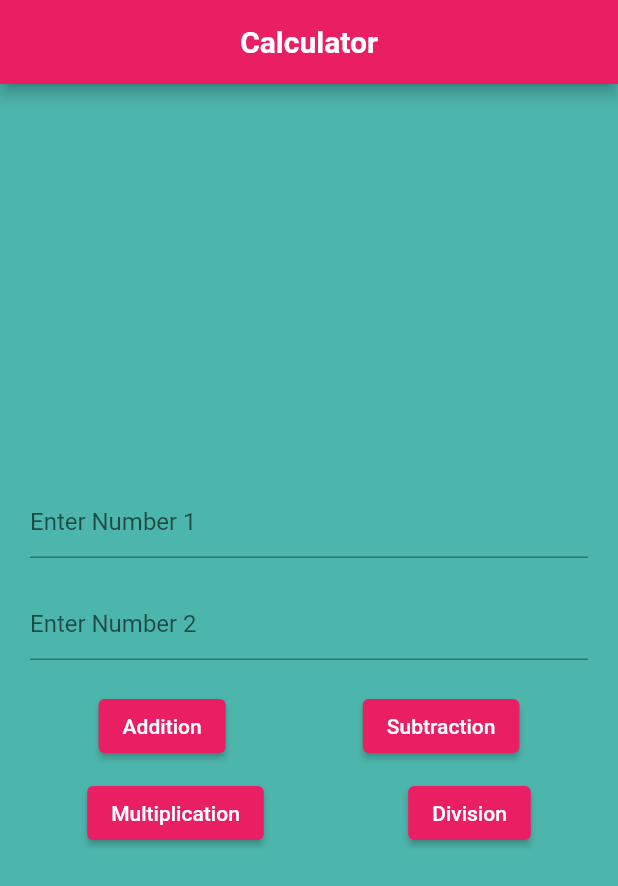
After one commit to TheSanvi/flutter_uidesigns, a Flutter app: the HomePage screen opened directly, on a phone screen of 412 x 824 dp. The commit adds this screen. Shown: the top 886 px of the screen. Run offline on Flutter 3.47's test engine with Material 2 defaults, Android fonts, the phone set to English and light mode, and no system bars; missing offline and left inert: calculator; statements that could not run were skipped.

Commit message:
calculator ui

```diff
--- /dev/null
+++ b/lib/home_page.dart
@@ -0,0 +1,72 @@
+import 'package:flutter/material.dart';
+
+class HomePage extends StatefulWidget {
+  const HomePage({super.key});
+
+  @override
+  State<HomePage> createState() => _HomePageState();
+}
+
+class _HomePageState extends State<HomePage> {
+  @override
+  Widget build(BuildContext context) {
+    return Scaffold(
+      appBar: AppBar(
+        title:Center(
+          child: Text("Calculator",
+            style: TextStyle(fontWeight: FontWeight.bold),),
+        ),
+
+      ),
+      body: Padding(
+        padding: const EdgeInsets.all(10.0),
+        child: Container(
+          child: Column(
+            mainAxisAlignment: MainAxisAlignment.center,
+            children: [
+              Padding(
+                padding: const EdgeInsets.all(10.0),
+                child: TextField(
+                  keyboardType: TextInputType.number,
+                  decoration: InputDecoration(
+                      hintText: "Enter Number 1"
+                  ),
+                ),
+              ),
+              Padding(
+                padding: const EdgeInsets.all(10.0),
+                child: TextField(
+                  keyboardType: TextInputType.number,
+                  decoration: InputDecoration(
+                      hintText: "Enter Number 2"
+                  ),
+                ),
+              ),
+              Padding(
+                padding: const EdgeInsets.all(10.0),
+                child: Row(
+                  mainAxisAlignment: MainAxisAlignment.spaceAround,
+                  children: [
+                    ElevatedButton(onPressed:()=>{}, child: Text("Addition")),
+                    ElevatedButton(onPressed:()=>{}, child: Text("Subtraction")),
+
+                  ],
+                ),
+              ),
+
+              Row(
+                mainAxisAlignment: MainAxisAlignment.spaceAround,
+                children: [
+                  ElevatedButton(onPressed:()=>{}, child: Text("Multiplication")),
+                  ElevatedButton(onPressed:()=>{}, child: Text("Division")),
+
+                ],
+              )
+            ],
+          ),
+        ),
+      ),
+      backgroundColor: Colors.teal[300],
+    );
+  }
+}
```
Also changed, not shown: lib/main.dart (+6 -57 lines).
